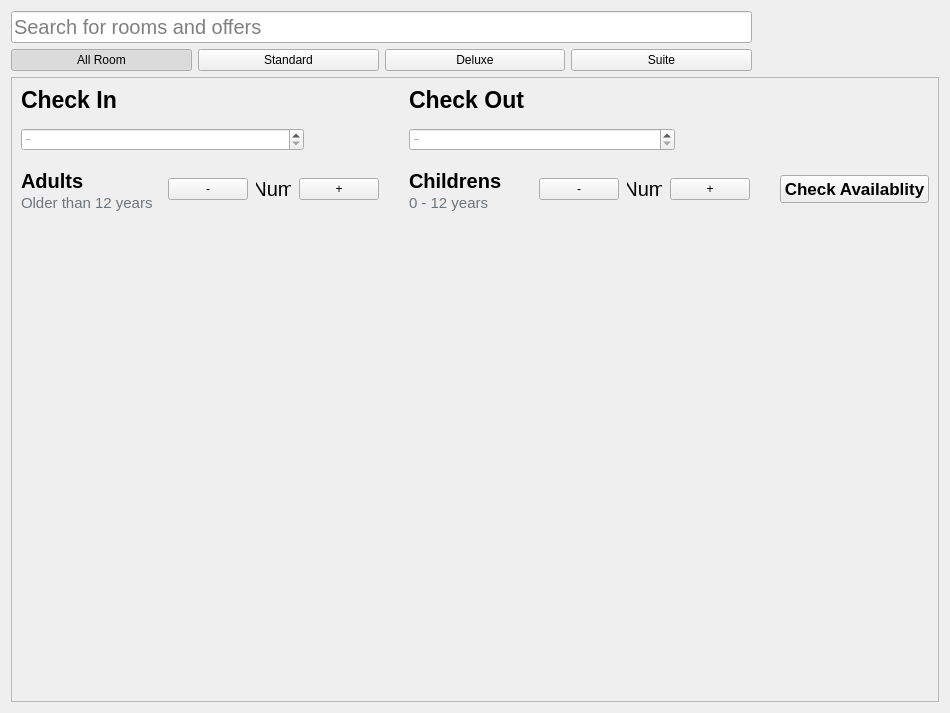
Qt form src/views/rooms/RoomStatusPageWidget.ui (nguyenvuducduy97andrew-ai/OOP_HotelBookingManagementSystem) before a commit.
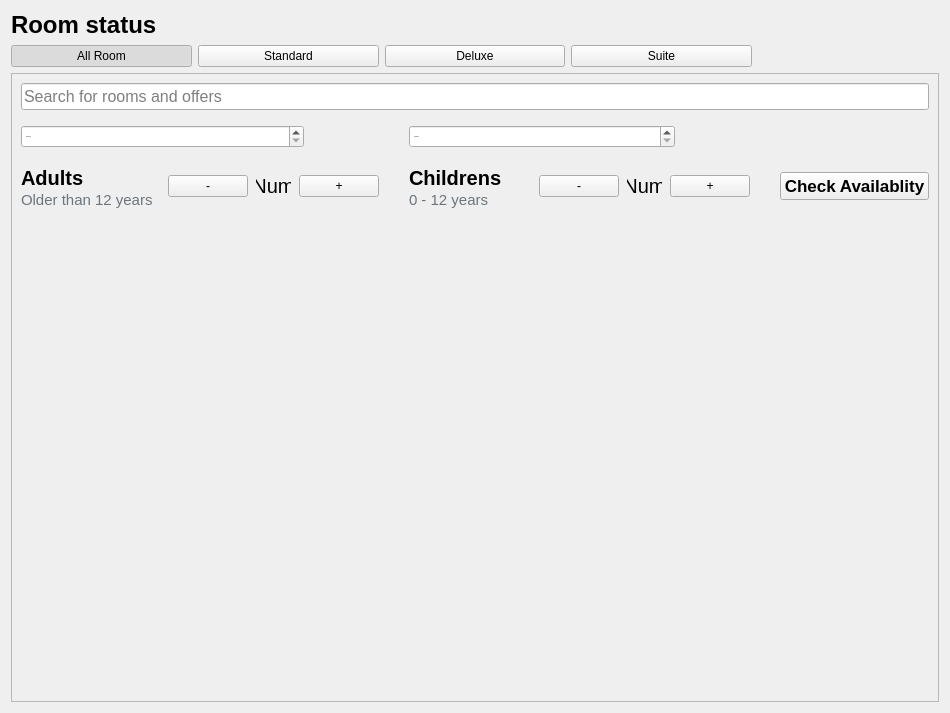
The same form after that commit.

Commit message: UI refined in Reservation page

```diff
--- a/src/views/rooms/RoomStatusPageWidget.ui
+++ b/src/views/rooms/RoomStatusPageWidget.ui
@@ -170,14 +170,18 @@
     </widget>
    </item>
    <item row="0" column="0" colspan="4">
-    <widget class="QLineEdit" name="txtSearchRoom">
+    <widget class="QLabel" name="lblPageTitle">
      <property name="font">
       <font>
-       <pointsize>15</pointsize>
+       <pointsize>18</pointsize>
+       <bold>true</bold>
       </font>
      </property>
-     <property name="placeholderText">
-      <string>Search for rooms and offers</string>
+     <property name="text">
+      <string>Room status</string>
+     </property>
+     <property name="alignment">
+      <set>Qt::AlignmentFlag::AlignLeading|Qt::AlignmentFlag::AlignLeft|Qt::AlignmentFlag::AlignVCenter</set>
      </property>
     </widget>
    </item>
@@ -430,19 +434,15 @@
         </property>
        </widget>
       </item>
-      <item row="0" column="0">
-       <widget class="QLabel" name="lblCheckInTitle">
+       <item row="0" column="0" colspan="11">
+        <widget class="QLineEdit" name="txtSearchRoom">
         <property name="font">
          <font>
-          <pointsize>17</pointsize>
-          <bold>true</bold>
-         </font>
-        </property>
-        <property name="styleSheet">
-         <string notr="true"/>
-        </property>
-        <property name="text">
-         <string>Check In</string>
+           <pointsize>12</pointsize>
+          </font>
+         </property>
+         <property name="placeholderText">
+          <string>Search for rooms and offers</string>
         </property>
        </widget>
       </item>
```
Left out of the diff: 8 changed lines with no effect on the pictures. Lines whose indentation alone changed are shown as unchanged. The commit also changes 7 other files.
